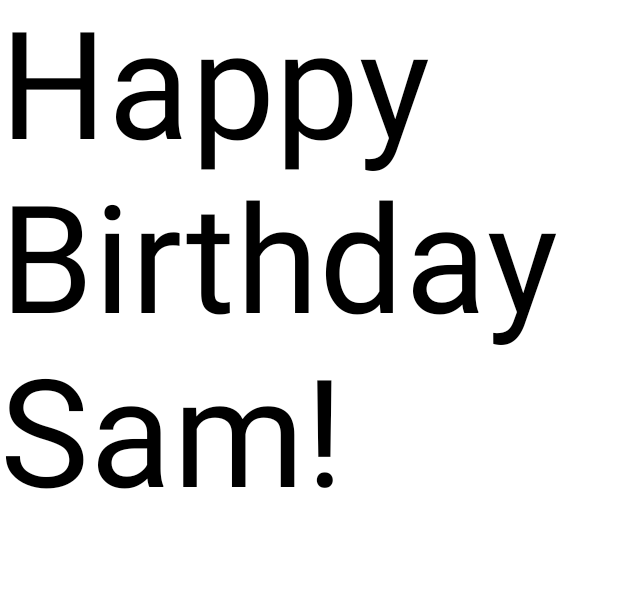
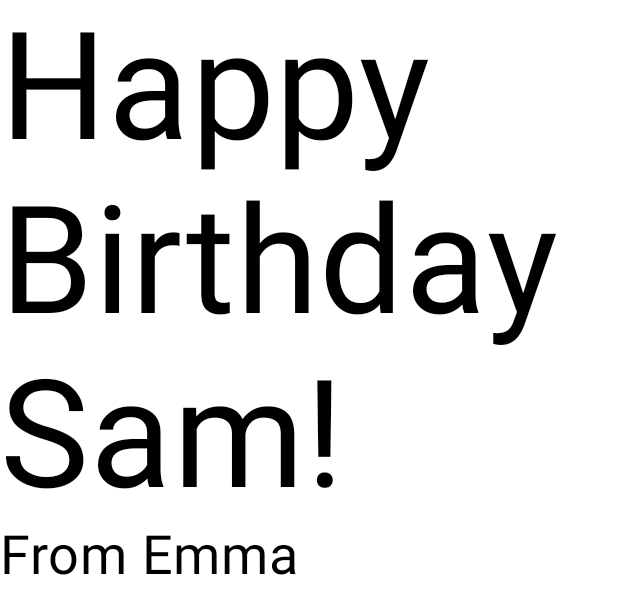
Before and after one commit to noellopes/HappyBirthday, an Android app built with Jetpack Compose: the @Preview function BirthdayCardPreview, on a phone screen of 412 x 824 dp. Shown: the top 614 px of the screen. Run offline under Robolectric (Android 15) with nearby library versions, the phone set to English and light mode, and no system bars.

Commit message:
Add from to the birthday card

```diff
--- a/app/src/main/java/pt/ipg/happybirthday/MainActivity.kt
+++ b/app/src/main/java/pt/ipg/happybirthday/MainActivity.kt
@@ -3,6 +3,7 @@ package pt.ipg.happybirthday
 import android.os.Bundle
 import androidx.activity.ComponentActivity
 import androidx.activity.compose.setContent
+import androidx.compose.foundation.layout.Column
 import androidx.compose.foundation.layout.fillMaxSize
 import androidx.compose.material3.MaterialTheme
 import androidx.compose.material3.Surface
@@ -30,18 +31,24 @@ class MainActivity : ComponentActivity() {
 }
 
 @Composable
-fun GreetingText(message: String, modifier: Modifier = Modifier) {
-    Text(
-        text = message,
-        fontSize = 100.sp,
-        lineHeight = 116.sp
-    )
+fun GreetingText(message: String, from: String, modifier: Modifier = Modifier) {
+    Column(modifier = modifier) {
+        Text(
+            text = message,
+            fontSize = 100.sp,
+            lineHeight = 116.sp
+        )
+        Text(
+            text = from,
+            fontSize = 36.sp
+        )
+    }
 }
 
 @Preview(showBackground = true)
 @Composable
 fun BirthdayCardPreview() {
     HappyBirthdayTheme {
-        GreetingText("Happy Birthday Sam!")
+        GreetingText("Happy Birthday Sam!", "From Emma")
     }
 }
```
